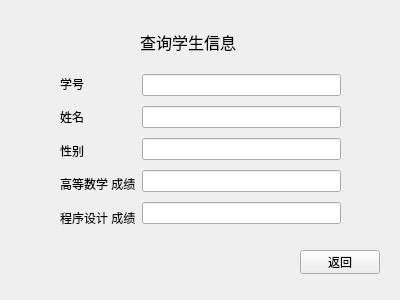
Before: the Qt Designer form SSMS/search_widget.ui in NogiNonoka/StudentStatusManagementSystem, drawn with Qt 5.
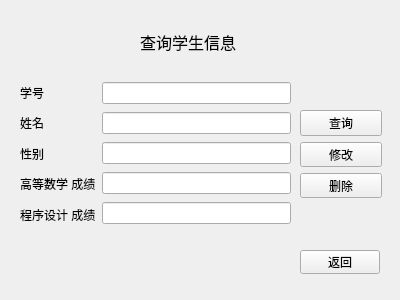
After: the same form once the commit is applied.

```diff
--- a/SSMS/search_widget.ui
+++ b/SSMS/search_widget.ui
@@ -45,13 +45,13 @@
     <string>查询学生信息</string>
    </property>
   </widget>
-  <widget class="QWidget" name="">
+  <widget class="QWidget" name="layoutWidget">
    <property name="geometry">
     <rect>
-     <x>60</x>
-     <y>70</y>
-     <width>281</width>
-     <height>161</height>
+     <x>20</x>
+     <y>80</y>
+     <width>271</width>
+     <height>147</height>
     </rect>
    </property>
    <layout class="QHBoxLayout" name="horizontalLayout">
@@ -115,6 +115,39 @@
     </item>
    </layout>
   </widget>
+  <widget class="QWidget" name="">
+   <property name="geometry">
+    <rect>
+     <x>300</x>
+     <y>110</y>
+     <width>82</width>
+     <height>88</height>
+    </rect>
+   </property>
+   <layout class="QVBoxLayout" name="verticalLayout_3">
+    <item>
+     <widget class="QPushButton" name="searchButton">
+      <property name="text">
+       <string>查询</string>
+      </property>
+     </widget>
+    </item>
+    <item>
+     <widget class="QPushButton" name="modifyButton">
+      <property name="text">
+       <string>修改</string>
+      </property>
+     </widget>
+    </item>
+    <item>
+     <widget class="QPushButton" name="deleteButton">
+      <property name="text">
+       <string>删除</string>
+      </property>
+     </widget>
+    </item>
+   </layout>
+  </widget>
  </widget>
  <resources/>
  <connections/>
```
Left out of the diff: 4 changed lines with no effect on the pictures.
